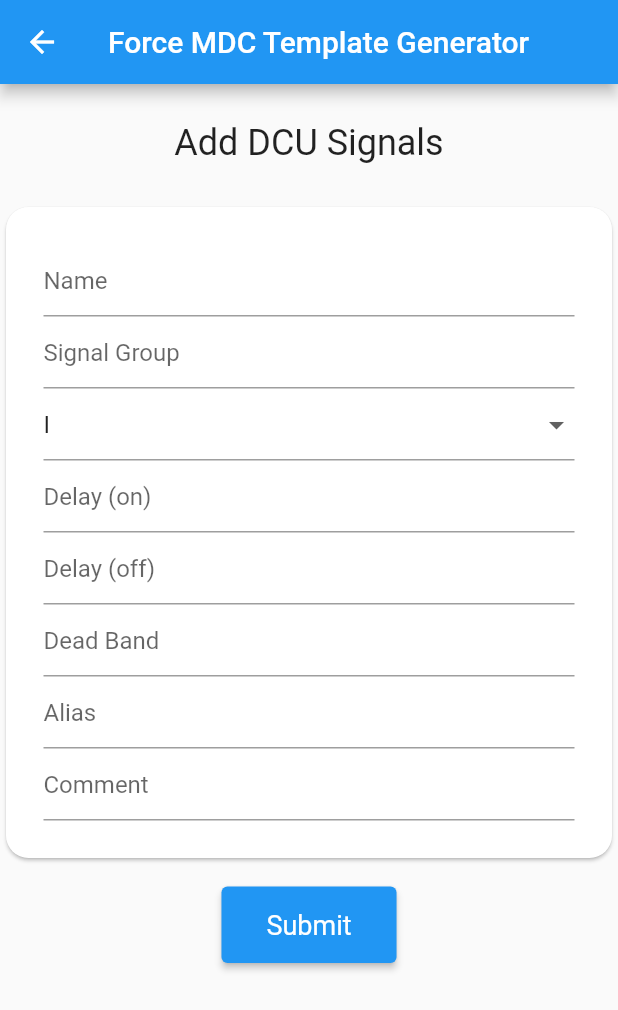
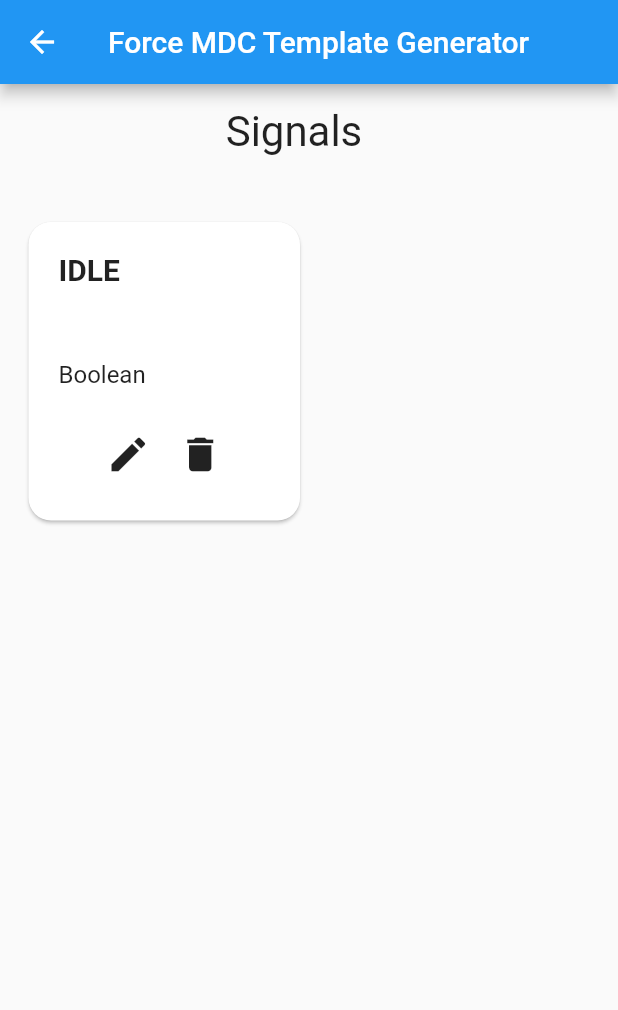
Before and after one commit to bansal-saurabh/forcam_mdc_generator, a Flutter app: the DCUSignalSelector screen opened directly, on a phone screen of 412 x 824 dp. Shown: the top 1010 px of the screen. Run offline on Flutter 3.47's test engine with Material 2 defaults, Android fonts, the light colour scheme and no system bars; our stand-ins replace hive, hive_flutter; accounts and stored records are empty.

Commit message:
Hive DB Integrated

```diff
--- a/lib/main.dart
+++ b/lib/main.dart
@@ -1,7 +1,27 @@
 import 'package:flutter/material.dart';
+import 'package:forcam_mdc_generator/models/signal.dart';
 import 'package:forcam_mdc_generator/pages/dcu_template_selector.dart';
+import 'package:hive/hive.dart';
+import 'package:hive_flutter/hive_flutter.dart';
 
-void main() => runApp(MyApp());
+void main() async {
+  await Hive.initFlutter();
+  Hive.registerAdapter(SignalAdapter());
+
+  await Hive.openBox<Signal>('signals');
+  await Hive.openBox('settings');
+
+  var signal = Signal()
+    ..name = 'IDLE'
+    ..signalGroup = ''
+    ..type = 'Boolean'
+    ..alias = 'Idle Signal'
+    ..comment = 'Idle = 1, when the machine is not running!';
+
+  Hive.box<Signal>('signals').add(signal);
+
+  runApp(MyApp());
+}
 
 class MyApp extends StatelessWidget {
   @override
--- /dev/null
+++ b/lib/models/signal.dart
@@ -0,0 +1,21 @@
+import 'package:hive/hive.dart';
+
+part 'signal.g.dart';
+
+@HiveType(typeId: 0)
+class Signal extends HiveObject {
+  @HiveField(0)
+  late String name;
+
+  @HiveField(1)
+  late String signalGroup;
+
+  @HiveField(2)
+  late String type;
+
+  @HiveField(3)
+  late String alias;
+
+  @HiveField(4)
+  late String comment;
+}
--- a/lib/pages/dcu_signal_selector.dart
+++ b/lib/pages/dcu_signal_selector.dart
@@ -1,7 +1,11 @@
 import 'package:flutter/material.dart';
-import 'package:forcam_mdc_generator/models/plugin_repository.dart';
 import 'package:forcam_mdc_generator/io/dcu_generator.dart';
 import 'package:forcam_mdc_generator/signals/mtconnectprot.dart';
+import 'package:forcam_mdc_generator/signals/signal_list.dart';
+
+import 'package:hive/hive.dart';
+import 'package:hive_flutter/hive_flutter.dart';
+import 'package:forcam_mdc_generator/models/signal.dart';
 
 class DCUSignalSelector extends StatefulWidget {
   DCUSignalSelector({Key? key, required this.title}) : super(key: key);
@@ -36,101 +40,13 @@ class _DCUSignalSelectorState extends State<DCUSignalSelector> {
       appBar: AppBar(
         title: Text(widget.title),
       ),
-      body: Center(
-        child: Column(
-          mainAxisAlignment: MainAxisAlignment.start,
-          children: [
-            SizedBox(
-              height: 25.0,
-            ),
-            Text(
-              'Add DCU Signals',
-              style: Theme.of(context).textTheme.headline5,
-            ),
-            SizedBox(
-              height: 25.0,
-            ),
-            Card(
-              shape: RoundedRectangleBorder(
-                  borderRadius: BorderRadiusDirectional.circular(15.0)),
-              child: Padding(
-                padding: const EdgeInsets.all(25.0),
-                child: Column(
-                  children: [
-                    SizedBox(
-                      width: 600,
-                      child: Column(
-                        children: [
-                          TextFormField(
-                            controller: templateName,
-                            decoration:
-                            InputDecoration(hintText: 'Name'),
-                          ),
-                          TextFormField(
-                            controller: templateName,
-                            decoration:
-                            InputDecoration(hintText: 'Signal Group'),
-                          ),
-                          DropdownButtonFormField(
-                            value: _selectedSignal,
-                            onChanged: (String? value) =>
-                                _onSelectedPlugin(value!),
-                            items: _signals.map((String dropDownStringItem) {
-                              return DropdownMenuItem<String>(
-                                value: dropDownStringItem,
-                                child: Text(dropDownStringItem),
-                              );
-                            }).toList(),
-                          ),
-                          TextFormField(
-                            controller: templateDesc,
-                            decoration:
-                            InputDecoration(hintText: 'Delay (on)'),
-                          ),
-                          TextFormField(
-                            controller: templateDesc,
-                            decoration:
-                            InputDecoration(hintText: 'Delay (off)'),
-                          ),
-                          TextFormField(
-                            controller: templateDesc,
-                            decoration:
-                            InputDecoration(hintText: 'Dead Band'),
-                          ),
-                          TextFormField(
-                            controller: templateDesc,
-                            decoration:
-                            InputDecoration(hintText: 'Alias'),
-                          ),
-                          TextFormField(
-                            controller: templateDesc,
-                            decoration:
-                            InputDecoration(hintText: 'Comment'),
-                          ),
-                        ],
-                      ),
-                    ),
-                  ],
-                ),
-              ),
-            ),
-            SizedBox(
-              height: 15.0,
-            ),
-            ElevatedButton(
-              style: ElevatedButton.styleFrom(
-                padding: EdgeInsets.symmetric(horizontal: 30, vertical: 15),
-                textStyle: TextStyle(
-                  fontSize: 18,
-                ),
-              ),
-              onPressed: () {
-                _writeJavisController();
-                // print(templateName.text + " " + _selectedPlugin + " " + _selectedBus + " " + templateDesc.text);
-              },
-              child: const Text('Submit'),
-            ),
-          ],
+      body: SafeArea(
+        child: Padding(
+          padding: const EdgeInsets.all(15.0),
+          child: ValueListenableBuilder(
+            valueListenable: Hive.box('settings').listenable(),
+            builder: _buildWithBox,
+          ),
         ),
       ),
     );
@@ -148,7 +64,7 @@ class _DCUSignalSelectorState extends State<DCUSignalSelector> {
     // storage.writeFile(templateName.text, _selectedSignal, _selectedSignal);
   }
 
-  void _onSelectedPlugin(String value) {
+  void _onSelectedSignal(String value) {
     setState(() {
       _selectedSignal = value;
       // _busTypes = repository.getBusByPlugin(value);
@@ -156,7 +72,36 @@ class _DCUSignalSelectorState extends State<DCUSignalSelector> {
     });
   }
 
-  void _onSelectedBus(String value) {
-    // setState(() => _selectedBus = value);
+  Widget _buildWithBox(BuildContext context, Box settings, Widget? child) {
+    // var reversed = settings.get('reversed', defaultValue: true) as bool;
+    return Column(
+      crossAxisAlignment: CrossAxisAlignment.center,
+      children: <Widget>[
+        Row(
+          mainAxisAlignment: MainAxisAlignment.center,
+          children: <Widget>[
+            Text(
+              'Signals',
+              style: TextStyle(fontSize: 28),
+            ),
+            const SizedBox(width: 20),
+          ],
+        ),
+        const SizedBox(height: 40),
+        Expanded(
+          child: ValueListenableBuilder<Box<Signal>>(
+            valueListenable: Hive.box<Signal>('signals').listenable(),
+            builder: (context, box, _) {
+              var signals = box.values.toList().cast<Signal>();
+              // if (reversed) {
+              //   signals = signals.reversed.toList();
+              // }
+              return SignalList(signals);
+            },
+          ),
+        ),
+      ],
+    );
   }
+
 }
--- /dev/null
+++ b/lib/signals/signal_list.dart
@@ -0,0 +1,95 @@
+import 'package:flutter/material.dart';
+import 'package:forcam_mdc_generator/models/signal.dart';
+import 'package:flutter_staggered_grid_view/flutter_staggered_grid_view.dart';
+
+class SignalList extends StatelessWidget {
+  final List<Signal> signals;
+
+  const SignalList(this.signals);
+
+  @override
+  Widget build(BuildContext context) {
+    if (signals.isEmpty) {
+      return Center(
+        child: Text('No Signals created yet!'),
+      );
+    } else {
+      return StaggeredGridView.countBuilder(
+        crossAxisCount: 4,
+        itemCount: signals.length,
+        itemBuilder: (BuildContext context, int index) {
+          var Signal = signals[index];
+          return _buildSignal(Signal);
+        },
+        staggeredTileBuilder: (int index) => new StaggeredTile.fit(2),
+        mainAxisSpacing: 4.0,
+        crossAxisSpacing: 4.0,
+      );
+    }
+  }
+
+  Widget _buildSignal(Signal signal) {
+    return Card(
+      shape: RoundedRectangleBorder(
+        borderRadius: BorderRadius.circular(15.0),
+      ),
+      color: Colors.white,
+      child: SafeArea(
+        child: Padding(
+          padding: const EdgeInsets.all(20.0),
+          child: Row(
+            children: <Widget>[
+              Expanded(
+                child: Column(
+                  crossAxisAlignment: CrossAxisAlignment.start,
+                  children: <Widget>[
+                    Text(
+                      signal.name,
+                      style: TextStyle(
+                        fontSize: 20,
+                        fontWeight: FontWeight.bold,
+                      ),
+                    ),
+                    const SizedBox(height: 10),
+                    Text(
+                      signal.signalGroup,
+                      style: TextStyle(
+                        fontSize: 16,
+                        fontWeight: FontWeight.normal,
+                      ),
+                    ),
+                    const SizedBox(height: 20),
+                    Text(
+                      signal.type,
+                      style: TextStyle(
+                        fontSize: 16,
+                        fontWeight: FontWeight.normal,
+                      ),
+                    ),
+                    const SizedBox(height: 20),
+                    Row(
+                      mainAxisAlignment: MainAxisAlignment.center,
+                      children: [
+                        IconButton(
+                          iconSize: 30,
+                          icon: Icon(Icons.edit), onPressed: () {  },
+                        ),
+                        IconButton(
+                          iconSize: 30,
+                          icon: Icon(Icons.delete),
+                          onPressed: () {
+                            signal.delete();
+                          },
+                        ),
+                      ],
+                    ),
+                  ],
+                ),
+              ),
+            ],
+          ),
+        ),
+      ),
+    );
+  }
+}
```
Also changed, not shown: pubspec.yaml (+6 -1 lines), lib/models/signal.g.dart (added), pubspec.lock.
